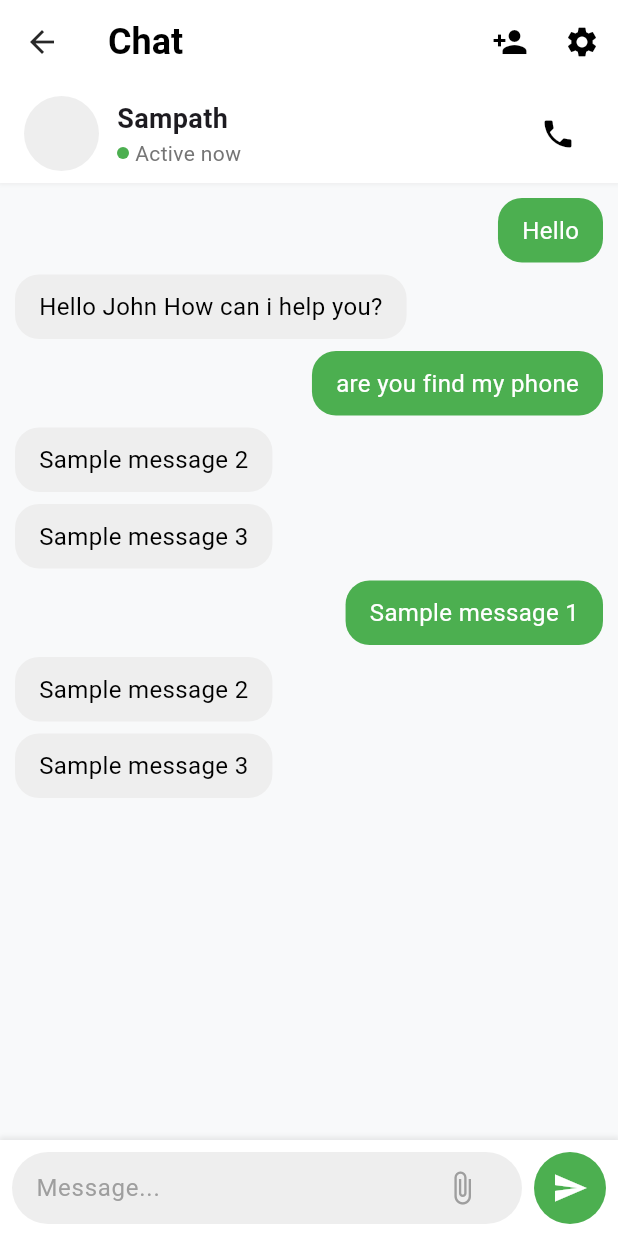
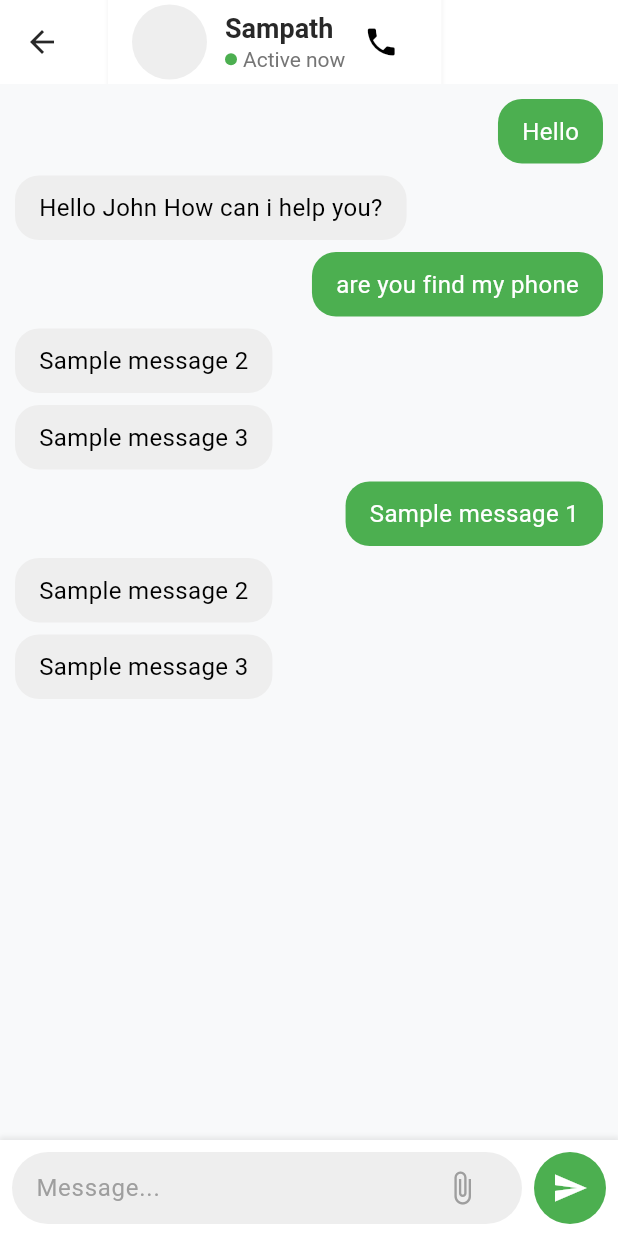
Before and after one commit to dushaDev/NSBMFindX, a Flutter app: the ChatPage screen opened directly, on a phone screen of 412 x 824 dp. Run offline on Flutter 3.47's test engine with Material 3 defaults, Android fonts, the phone set to English and light mode, and no system bars; our stand-ins replace cached_network_image, cloud_firestore, cloud_functions, firebase_auth, firebase_core, firebase_storage and 7 more; missing offline and left inert: flutter_email_sender, google_mlkit_image_labeling, google_mlkit_text_recognition; accounts and stored records are empty; statements that could not run were skipped.

Commit message:
fix: on fixing appBar

```diff
--- a/lib/chat_page.dart
+++ b/lib/chat_page.dart
@@ -62,30 +62,6 @@ class _ChatPageState extends State<ChatPage> {
         elevation: 0,
         title: Row(
           children: [
-            Text(
-              "Chat",
-              style: TextStyle(
-                color: Colors.black,
-                fontSize: 24,
-                fontWeight: FontWeight.bold,
-              ),
-            ),
-          ],
-        ),
-        actions: [
-          IconButton(
-            icon: Icon(Icons.person_add, color: Colors.black),
-            onPressed: () {},
-          ),
-          IconButton(
-            icon: Icon(Icons.settings, color: Colors.black),
-            onPressed: () {},
-          ),
-        ],
-      ),
-      body: Column(
-        children: [
-          // Contact info
             Container(
               padding: EdgeInsets.symmetric(horizontal: 16, vertical: 8),
               decoration: BoxDecoration(
@@ -143,6 +119,14 @@ class _ChatPageState extends State<ChatPage> {
                 ],
               ),
             ),
+          ],
+        ),
+        actions: [
+
+        ],
+      ),
+      body: Column(
+        children: [
 
           // Chat messages
           Expanded(
```
Lines whose indentation alone changed are shown as unchanged.
